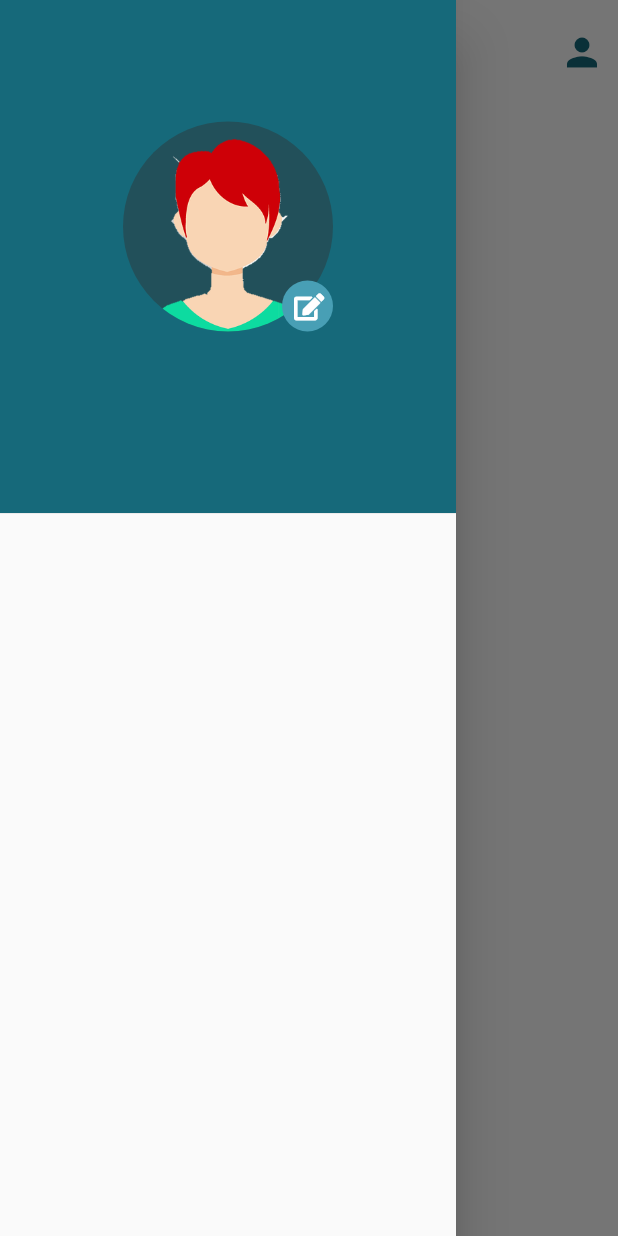
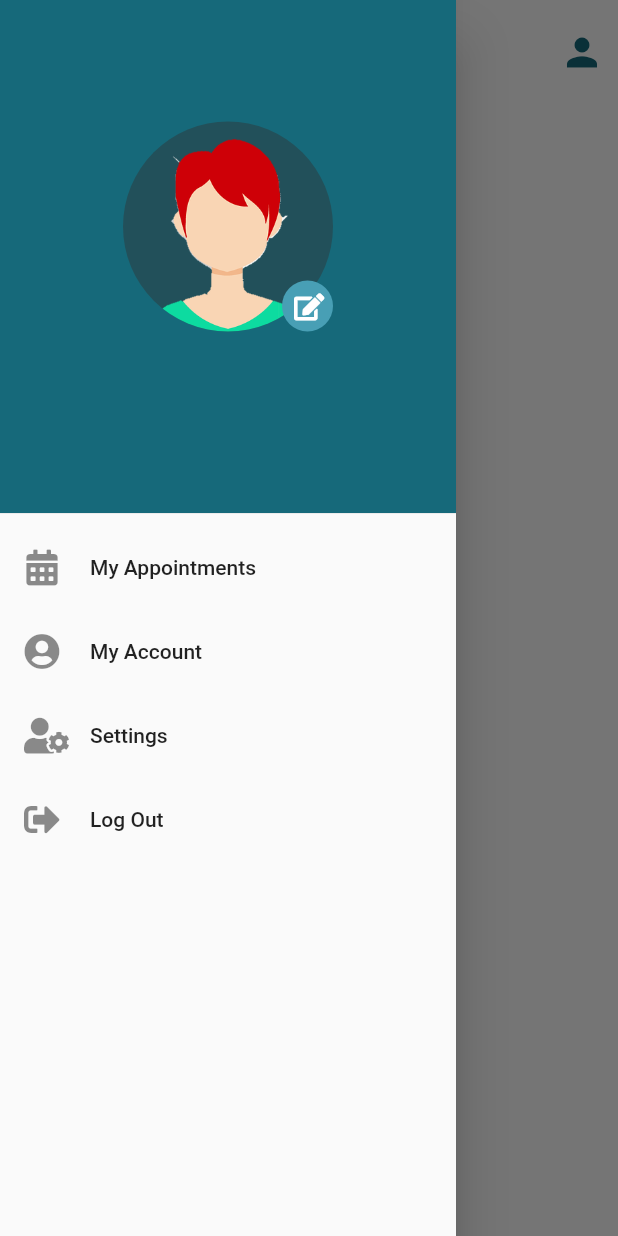
Before and after one commit to vasudevsall/e-healthcare-flutter, a Flutter app: the AppointmentList screen opened directly, with the side drawer open, on a phone screen of 412 x 824 dp. Run offline on Flutter 3.47's test engine with Material 2 defaults, Android fonts, the phone set to English and light mode, and no system bars; drawn by our look-alikes of sleek_circular_slider; our stand-ins replace cookie_jar, dio, dio_cookie_manager, firebase_core, firebase_storage, font_awesome_flutter and 4 more; accounts and stored records are empty; network calls fail; statements that could not run were skipped.

Commit message:
Logout service and Patient App Drawer

```diff
--- a/lib/screens/login_screen.dart
+++ b/lib/screens/login_screen.dart
@@ -1,5 +1,4 @@
 import 'package:e_healthcare/constants/constants.dart';
-import 'package:e_healthcare/screens/loggedin_screen.dart';
 import 'package:e_healthcare/services/login_service.dart';
 import 'package:e_healthcare/utilities/curve_painter.dart';
 import 'package:e_healthcare/utilities/route_helper.dart';
--- a/lib/screens/patient/PatientDrawer.dart
+++ b/lib/screens/patient/PatientDrawer.dart
@@ -1,7 +1,14 @@
 import 'package:e_healthcare/constants/constants.dart';
+import 'package:e_healthcare/screens/login_screen.dart';
+import 'package:e_healthcare/services/login_service.dart';
 import 'package:e_healthcare/widgets/profile.dart';
 import 'package:flutter/material.dart';
+import 'package:font_awesome_flutter/font_awesome_flutter.dart';
 import 'package:google_fonts/google_fonts.dart';
+
+import 'account/account_information.dart';
+import 'account/update_information.dart';
+import 'appointment_list.dart';
 
 class PatientDrawer extends StatefulWidget {
   final data;
@@ -57,7 +64,73 @@ class _PatientDrawerState extends State<PatientDrawer> {
                 color: kPrimaryColor
               ),
             ),
-          )
+          ),
+          ListTile(
+            title: Row(
+              crossAxisAlignment: CrossAxisAlignment.center,
+              children: [
+                Icon(FontAwesomeIcons.solidCalendarAlt),
+                SizedBox(width: 20.0,),
+                Text('My Appointments'),
+              ],
+            ),
+            onTap: () {
+              Navigator.push(context, MaterialPageRoute(builder: (context){
+                return AppointmentList(data: widget.data, past: false);
+              }));
+            },
+          ),
+          ListTile(
+            title: Row(
+              crossAxisAlignment: CrossAxisAlignment.center,
+              children: [
+                Icon(FontAwesomeIcons.solidUserCircle),
+                SizedBox(width: 20.0,),
+                Text('My Account'),
+              ],
+            ),
+            onTap: () {
+              Navigator.push(context, MaterialPageRoute(builder: (context){
+                return AccountInformation(data: widget.data);
+              }));
+            },
+          ),
+          ListTile(
+            title: Row(
+              crossAxisAlignment: CrossAxisAlignment.center,
+              children: [
+                Icon(FontAwesomeIcons.userCog),
+                SizedBox(width: 20.0,),
+                Text('Settings'),
+              ],
+            ),
+            onTap: () {
+              Navigator.push(context, MaterialPageRoute(builder: (context) {
+                return UpdateInformation(data: widget.data,);
+              }));
+            },
+          ),
+          ListTile(
+            title: Row(
+              crossAxisAlignment: CrossAxisAlignment.center,
+              children: [
+                Icon(FontAwesomeIcons.signOutAlt),
+                SizedBox(width: 20.0,),
+                Text('Log Out'),
+              ],
+            ),
+            onTap: () async {
+              try {
+                LoginService loginService = LoginService();
+                await loginService.logoutUser();
+                Navigator.of(context).pushAndRemoveUntil(MaterialPageRoute(builder: (context){
+                  return LoginScreen();
+                }), (route) => false);
+              } catch(e) {
+                print(e.response.data);
+              }
+            },
+          ),
         ],
       ),
     );
```
Also changed, not shown: lib/screens/loggedin_screen.dart (deleted, +0 -74 lines), lib/services/login_service.dart (+15 -0 lines).
